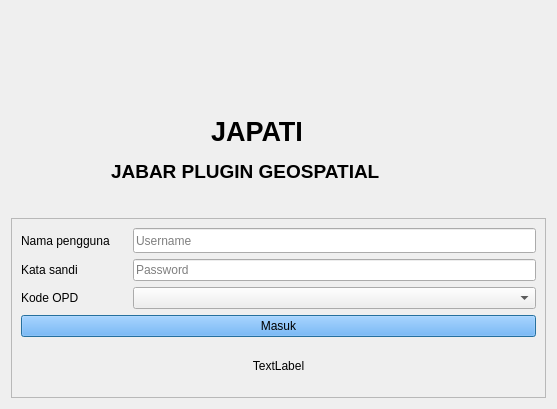
The window that workspace/ui/login.ui (jabardigitalservice/qgis-plugin-upload-satupeta) describes before a commit, drawn with Qt 5.
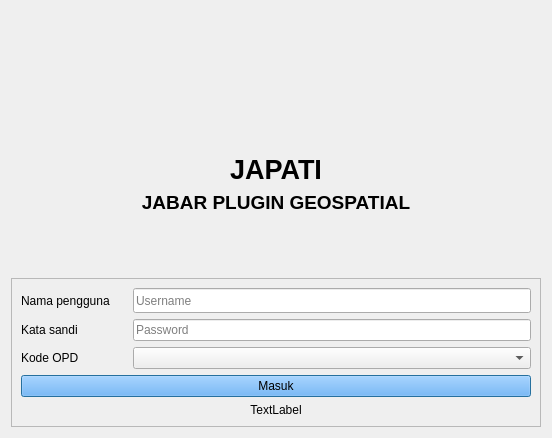
The same window after the commit. Icons and pictures are not drawn. Custom widgets are drawn as their Qt base class.

Patch:
```diff
--- a/workspace/ui/login.ui
+++ b/workspace/ui/login.ui
@@ -6,15 +6,167 @@
    <rect>
     <x>0</x>
     <y>0</y>
-    <width>557</width>
-    <height>409</height>
+    <width>552</width>
+    <height>438</height>
    </rect>
   </property>
   <property name="windowTitle">
    <string>Plugin QGIS JDS</string>
   </property>
   <layout class="QGridLayout" name="gridLayout_2">
-   <item row="17" column="0" colspan="2">
+   <item row="20" column="4">
+    <spacer name="horizontalSpacer_2">
+     <property name="orientation">
+      <enum>Qt::Horizontal</enum>
+     </property>
+     <property name="sizeHint" stdset="0">
+      <size>
+       <width>40</width>
+       <height>20</height>
+      </size>
+     </property>
+    </spacer>
+   </item>
+   <item row="0" column="0" colspan="5">
+    <spacer name="verticalSpacer_3">
+     <property name="orientation">
+      <enum>Qt::Vertical</enum>
+     </property>
+     <property name="sizeHint" stdset="0">
+      <size>
+       <width>20</width>
+       <height>40</height>
+      </size>
+     </property>
+    </spacer>
+   </item>
+   <item row="20" column="2">
+    <widget class="QLabel" name="label_4">
+     <property name="maximumSize">
+      <size>
+       <width>110</width>
+       <height>50</height>
+      </size>
+     </property>
+     <property name="text">
+      <string/>
+     </property>
+     <property name="pixmap">
+      <pixmap>../../img/jds.png</pixmap>
+     </property>
+     <property name="scaledContents">
+      <bool>true</bool>
+     </property>
+    </widget>
+   </item>
+   <item row="25" column="0" colspan="5">
+    <spacer name="verticalSpacer">
+     <property name="orientation">
+      <enum>Qt::Vertical</enum>
+     </property>
+     <property name="sizeType">
+      <enum>QSizePolicy::Expanding</enum>
+     </property>
+     <property name="sizeHint" stdset="0">
+      <size>
+       <width>20</width>
+       <height>20</height>
+      </size>
+     </property>
+    </spacer>
+   </item>
+   <item row="22" column="0" colspan="5">
+    <spacer name="verticalSpacer_2">
+     <property name="orientation">
+      <enum>Qt::Vertical</enum>
+     </property>
+     <property name="sizeHint" stdset="0">
+      <size>
+       <width>20</width>
+       <height>40</height>
+      </size>
+     </property>
+    </spacer>
+   </item>
+   <item row="20" column="1" alignment="Qt::AlignHCenter">
+    <widget class="QLabel" name="label_2">
+     <property name="maximumSize">
+      <size>
+       <width>160</width>
+       <height>50</height>
+      </size>
+     </property>
+     <property name="text">
+      <string/>
+     </property>
+     <property name="textFormat">
+      <enum>Qt::PlainText</enum>
+     </property>
+     <property name="pixmap">
+      <pixmap>../../img/Logotype Diskominfo Jabar.png</pixmap>
+     </property>
+     <property name="scaledContents">
+      <bool>true</bool>
+     </property>
+     <property name="alignment">
+      <set>Qt::AlignCenter</set>
+     </property>
+     <property name="margin">
+      <number>0</number>
+     </property>
+    </widget>
+   </item>
+   <item row="20" column="0">
+    <spacer name="horizontalSpacer">
+     <property name="orientation">
+      <enum>Qt::Horizontal</enum>
+     </property>
+     <property name="sizeHint" stdset="0">
+      <size>
+       <width>40</width>
+       <height>20</height>
+      </size>
+     </property>
+    </spacer>
+   </item>
+   <item row="24" column="0" colspan="5">
+    <widget class="QLabel" name="label_3">
+     <property name="font">
+      <font>
+       <family>Arial</family>
+       <pointsize>14</pointsize>
+       <weight>75</weight>
+       <bold>true</bold>
+      </font>
+     </property>
+     <property name="text">
+      <string>JABAR PLUGIN GEOSPATIAL</string>
+     </property>
+     <property name="alignment">
+      <set>Qt::AlignCenter</set>
+     </property>
+    </widget>
+   </item>
+   <item row="20" column="3">
+    <widget class="QLabel" name="label_5">
+     <property name="maximumSize">
+      <size>
+       <width>100</width>
+       <height>50</height>
+      </size>
+     </property>
+     <property name="text">
+      <string/>
+     </property>
+     <property name="pixmap">
+      <pixmap>../../img/satu peta png.png</pixmap>
+     </property>
+     <property name="scaledContents">
+      <bool>true</bool>
+     </property>
+    </widget>
+   </item>
+   <item row="27" column="0" colspan="5">
     <widget class="QFrame" name="frame">
      <property name="frameShape">
       <enum>QFrame::StyledPanel</enum>
@@ -150,135 +302,28 @@
      </layout>
     </widget>
    </item>
-   <item row="16" column="0" colspan="2">
-    <spacer name="verticalSpacer">
-     <property name="orientation">
-      <enum>Qt::Vertical</enum>
+   <item row="23" column="0" colspan="5">
+    <widget class="QLabel" name="label">
+     <property name="font">
+      <font>
+       <family>Arial</family>
+       <pointsize>20</pointsize>
+       <weight>75</weight>
+       <bold>true</bold>
+      </font>
      </property>
-     <property name="sizeType">
-      <enum>QSizePolicy::Fixed</enum>
+     <property name="text">
+      <string>JAPATI</string>
      </property>
-     <property name="sizeHint" stdset="0">
-      <size>
-       <width>20</width>
-       <height>20</height>
-      </size>
+     <property name="textFormat">
+      <enum>Qt::PlainText</enum>
      </property>
-    </spacer>
-   </item>
-   <item row="15" column="0" colspan="2">
-    <widget class="QFrame" name="frame_2">
-     <property name="frameShape">
-      <enum>QFrame::NoFrame</enum>
+     <property name="scaledContents">
+      <bool>false</bool>
      </property>
-     <property name="frameShadow">
-      <enum>QFrame::Raised</enum>
+     <property name="alignment">
+      <set>Qt::AlignCenter</set>
      </property>
-     <widget class="QLabel" name="label_2">
-      <property name="geometry">
-       <rect>
-        <x>100</x>
-        <y>-10</y>
-        <width>221</width>
-        <height>131</height>
-       </rect>
-      </property>
-      <property name="text">
-       <string/>
-      </property>
-      <property name="pixmap">
-       <pixmap>../../img/diskom jabar.png</pixmap>
-      </property>
-      <property name="scaledContents">
-       <bool>true</bool>
-      </property>
-      <property name="margin">
-       <number>0</number>
-      </property>
-      <property name="indent">
-       <number>-1</number>
-      </property>
-     </widget>
-     <widget class="QLabel" name="label">
-      <property name="geometry">
-       <rect>
-        <x>200</x>
-        <y>100</y>
-        <width>161</width>
-        <height>41</height>
-       </rect>
-      </property>
-      <property name="font">
-       <font>
-        <family>Arial</family>
-        <pointsize>20</pointsize>
-        <weight>75</weight>
-        <bold>true</bold>
-       </font>
-      </property>
-      <property name="text">
-       <string>JAPATI</string>
-      </property>
-     </widget>
-     <widget class="QLabel" name="label_3">
-      <property name="geometry">
-       <rect>
-        <x>100</x>
-        <y>140</y>
-        <width>331</width>
-        <height>41</height>
-       </rect>
-      </property>
-      <property name="font">
-       <font>
-        <family>Arial</family>
-        <pointsize>14</pointsize>
-        <weight>75</weight>
-        <bold>true</bold>
-       </font>
-      </property>
-      <property name="text">
-       <string>JABAR PLUGIN GEOSPATIAL</string>
-      </property>
-     </widget>
-     <widget class="QLabel" name="label_4">
-      <property name="geometry">
-       <rect>
-        <x>320</x>
-        <y>100</y>
-        <width>21</width>
-        <height>41</height>
-       </rect>
-      </property>
-      <property name="text">
-       <string/>
-      </property>
-      <property name="pixmap">
-       <pixmap>../../img/logo satu peta.png</pixmap>
-      </property>
-      <property name="scaledContents">
-       <bool>true</bool>
-      </property>
-     </widget>
-     <widget class="QLabel" name="label_5">
-      <property name="geometry">
-       <rect>
-        <x>300</x>
-        <y>30</y>
-        <width>111</width>
-        <height>51</height>
-       </rect>
-      </property>
-      <property name="text">
-       <string/>
-      </property>
-      <property name="pixmap">
-       <pixmap>../../img/jds.png</pixmap>
-      </property>
-      <property name="scaledContents">
-       <bool>true</bool>
-      </property>
-     </widget>
     </widget>
    </item>
   </layout>
```
